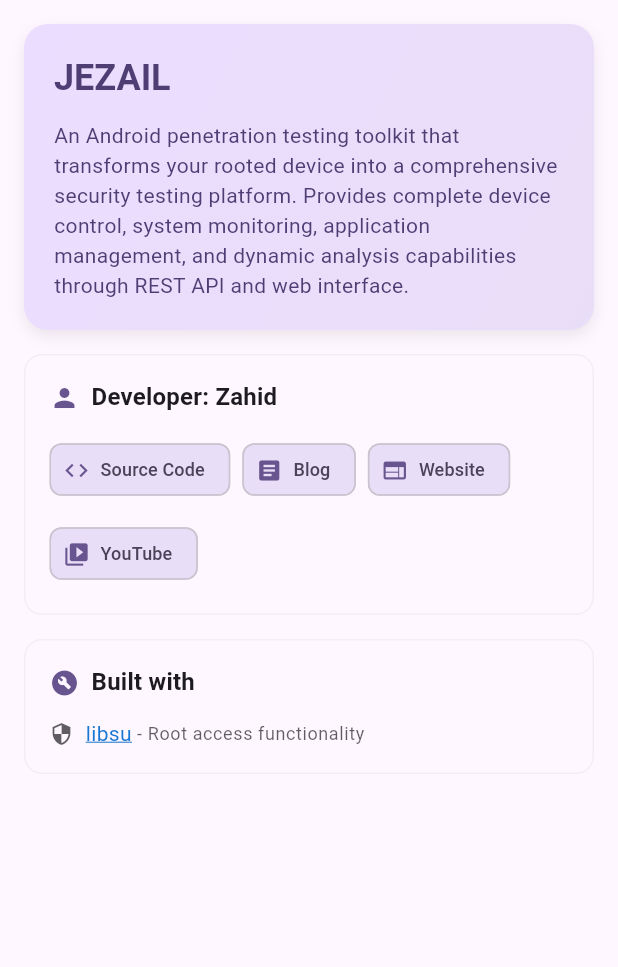
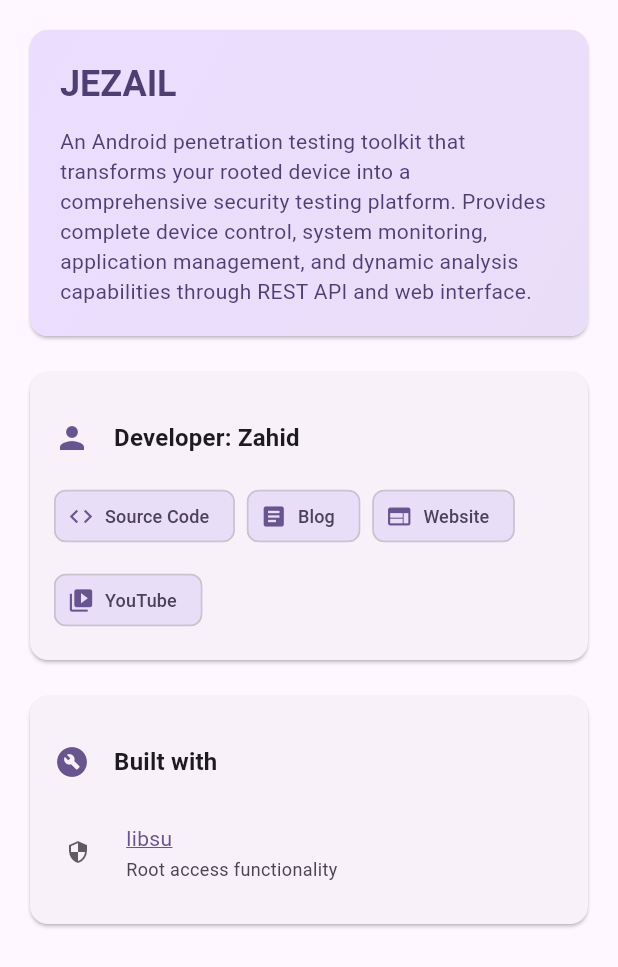
Before and after one commit to zahidaz/jezail_ui, a Flutter app: the AboutTab widget shown alone on an empty page, opened directly, on a phone screen of 412 x 824 dp. Shown: the top 967 px of the screen. Run offline on Flutter 3.47's test engine with Material 3 defaults, Android fonts, the phone set to English and light mode, and no system bars; our stand-ins replace file_picker, go_router, logger, web; missing offline and left inert: dart:js_interop; network calls fail.

Commit message:
fix: about tab

```diff
--- a/lib/presentation/tabs/about_tab.dart
+++ b/lib/presentation/tabs/about_tab.dart
@@ -4,6 +4,28 @@ import 'package:url_launcher/url_launcher.dart';
 
 class AboutTab extends StatelessWidget {
   const AboutTab({super.key});
+
+  static const _description =
+      'An Android penetration testing toolkit that transforms your rooted device into a comprehensive security testing platform. Provides complete device control, system monitoring, application management, and dynamic analysis capabilities through REST API and web interface.';
+
+  static const _links = [
+    _LinkData('Source Code', Icons.code, 'https://github.com/zahidaz/jezail'),
+    _LinkData('Blog', Icons.article, 'https://blog.azzahid.com'),
+    _LinkData('Website', Icons.web, 'https://azzahid.com'),
+    _LinkData(
+      'YouTube',
+      Icons.video_library,
+      'https://www.youtube.com/@xahidx',
+    ),
+  ];
+
+  static const _dependencies = [
+    _DependencyData(
+      'libsu',
+      'https://github.com/topjohnwu/libsu',
+      'Root access functionality',
+    ),
+  ];
 
   Future<void> _launchUrl(String url) async {
     final uri = Uri.parse(url);
@@ -12,45 +34,42 @@ class AboutTab extends StatelessWidget {
     }
   }
 
-  Widget _buildClickableText(String text, String url, BuildContext context) {
-    return MouseRegion(
-      cursor: SystemMouseCursors.click,
-      child: GestureDetector(
-        onTap: () => _launchUrl(url),
-        child: Text(
-          text,
-          style: Theme.of(context).textTheme.bodyMedium?.copyWith(
-            color: Colors.blue.shade700,
-            decoration: TextDecoration.underline,
-            decorationColor: Colors.blue.shade700,
+  @override
+  Widget build(BuildContext context) {
+    return SingleChildScrollView(
+      padding: const EdgeInsets.all(16.0),
+      child: Center(
+        child: ConstrainedBox(
+          constraints: const BoxConstraints(maxWidth: 600),
+          child: Column(
+            children: [
+              _AppOverviewCard(appName: appName, description: _description),
+              const SizedBox(height: 16),
+              _DeveloperCard(links: _links, onLinkTap: _launchUrl),
+              const SizedBox(height: 16),
+              _DependenciesCard(
+                dependencies: _dependencies,
+                onLinkTap: _launchUrl,
+              ),
+            ],
           ),
         ),
       ),
     );
   }
-
-  Widget _buildLinkChip({
-    required IconData icon,
-    required String label,
-    required String url,
-    required BuildContext context,
-  }) {
-    return ActionChip(
-      avatar: Icon(icon, size: 18),
-      label: Text(label),
-      onPressed: () => _launchUrl(url),
-      backgroundColor: Theme.of(context).colorScheme.secondaryContainer,
-      labelStyle: TextStyle(
-        color: Theme.of(context).colorScheme.onSecondaryContainer,
-        fontSize: 12,
-      ),
-    );
 }
 
-  Widget _buildAppOverview(BuildContext context) {
-    return Container(
+class _AppOverviewCard extends StatelessWidget {
+  const _AppOverviewCard({required this.appName, required this.description});
+
+  final String appName;
+  final String description;
+
+  @override
+  Widget build(BuildContext context) {
+    return Card(
+      child: Container(
         width: double.infinity,
-      padding: const EdgeInsets.all(20.0),
         decoration: BoxDecoration(
           gradient: LinearGradient(
             colors: [
@@ -60,15 +79,10 @@ class AboutTab extends StatelessWidget {
             begin: Alignment.topLeft,
             end: Alignment.bottomRight,
           ),
-        borderRadius: BorderRadius.circular(16),
-        boxShadow: [
-          BoxShadow(
-            color: Colors.black.withAlpha(20),
-            blurRadius: 8,
-            offset: const Offset(0, 4),
+          borderRadius: BorderRadius.circular(12),
         ),
-        ],
-      ),
+        child: Padding(
+          padding: const EdgeInsets.all(20.0),
           child: Column(
             crossAxisAlignment: CrossAxisAlignment.start,
             children: [
@@ -81,140 +95,11 @@ class AboutTab extends StatelessWidget {
               ),
               const SizedBox(height: 12),
               Text(
-            'An Android penetration testing toolkit that transforms your rooted device into a comprehensive security testing platform. Provides complete device control, system monitoring, application management, and dynamic analysis capabilities through REST API and web interface.',
+                description,
                 style: Theme.of(context).textTheme.bodyMedium?.copyWith(
                   color: Theme.of(context).colorScheme.onPrimaryContainer,
                 ),
               ),
-        ],
-      ),
-    );
-  }
-
-  Widget _buildDependenciesSection(BuildContext context) {
-    return _buildSection(
-      context: context,
-      icon: Icons.build_circle,
-      title: 'Built with',
-      child: Row(
-        children: [
-          Icon(
-            Icons.security,
-            size: 16,
-            color: Theme.of(context).colorScheme.onSurface.withAlpha(180),
-          ),
-          const SizedBox(width: 8),
-          _buildClickableText(
-            'libsu',
-            'https://github.com/topjohnwu/libsu',
-            context,
-          ),
-          Text(
-            ' - Root access functionality',
-            style: Theme.of(context).textTheme.bodySmall?.copyWith(
-              color: Theme.of(context).colorScheme.onSurface.withAlpha(180),
-            ),
-          ),
-        ],
-      ),
-    );
-  }
-
-  Widget _buildDeveloperSection(BuildContext context) {
-    return _buildSection(
-      context: context,
-      icon: Icons.person,
-      title: 'Developer: Zahid',
-      child: Wrap(
-        spacing: 8,
-        runSpacing: 8,
-        children: [
-          _buildLinkChip(
-            icon: Icons.code,
-            label: 'Source Code',
-            url: 'https://github.com/zahidaz/jezail',
-            context: context,
-          ),
-          _buildLinkChip(
-            icon: Icons.article,
-            label: 'Blog',
-            url: 'https://blog.azzahid.com',
-            context: context,
-          ),
-          _buildLinkChip(
-            icon: Icons.web,
-            label: 'Website',
-            url: 'https://azzahid.com',
-            context: context,
-          ),
-          _buildLinkChip(
-            icon: Icons.video_library,
-            label: 'YouTube',
-            url: 'https://www.youtube.com/@xahidx',
-            context: context,
-          ),
-        ],
-      ),
-    );
-  }
-
-  Widget _buildSection({
-    required BuildContext context,
-    required IconData icon,
-    required String title,
-    required Widget child,
-  }) {
-    return Container(
-      width: double.infinity,
-      padding: const EdgeInsets.all(16.0),
-      decoration: BoxDecoration(
-        color: Theme.of(context).colorScheme.surface,
-        borderRadius: BorderRadius.circular(12),
-        border: Border.all(
-          color: Theme.of(context).colorScheme.outline.withAlpha(20),
-        ),
-      ),
-      child: Column(
-        crossAxisAlignment: CrossAxisAlignment.start,
-        children: [
-          Row(
-            children: [
-              Icon(
-                icon,
-                size: 20,
-                color: Theme.of(context).colorScheme.primary,
-              ),
-              const SizedBox(width: 8),
-              Text(
-                title,
-                style: Theme.of(
-                  context,
-                ).textTheme.titleMedium?.copyWith(fontWeight: FontWeight.w600),
-              ),
-            ],
-          ),
-          const SizedBox(height: 12),
-          child,
-        ],
-      ),
-    );
-  }
-
-  @override
-  Widget build(BuildContext context) {
-    return SingleChildScrollView(
-      padding: const EdgeInsets.all(16.0),
-      child: Center(
-        child: ConstrainedBox(
-          constraints: const BoxConstraints(maxWidth: 600),
-          child: Column(
-            crossAxisAlignment: CrossAxisAlignment.start,
-            children: [
-              _buildAppOverview(context),
-              const SizedBox(height: 16),
-              _buildDeveloperSection(context),
-              const SizedBox(height: 16),
-              _buildDependenciesSection(context),
             ],
           ),
         ),
@@ -222,3 +107,135 @@ class AboutTab extends StatelessWidget {
     );
   }
 }
+
+class _DeveloperCard extends StatelessWidget {
+  const _DeveloperCard({required this.links, required this.onLinkTap});
+
+  final List<_LinkData> links;
+  final Future<void> Function(String) onLinkTap;
+
+  @override
+  Widget build(BuildContext context) {
+    return Card(
+      child: Padding(
+        padding: const EdgeInsets.all(16.0),
+        child: Column(
+          crossAxisAlignment: CrossAxisAlignment.start,
+          children: [
+            ListTile(
+              contentPadding: EdgeInsets.zero,
+              leading: Icon(
+                Icons.person,
+                color: Theme.of(context).colorScheme.primary,
+              ),
+              title: Text(
+                'Developer: Zahid',
+                style: Theme.of(
+                  context,
+                ).textTheme.titleMedium?.copyWith(fontWeight: FontWeight.w600),
+              ),
+            ),
+            Wrap(
+              spacing: 8,
+              runSpacing: 8,
+              children: links
+                  .map(
+                    (link) => ActionChip(
+                      avatar: Icon(link.icon, size: 18),
+                      label: Text(link.label),
+                      onPressed: () => onLinkTap(link.url),
+                      backgroundColor: Theme.of(
+                        context,
+                      ).colorScheme.secondaryContainer,
+                      labelStyle: TextStyle(
+                        color: Theme.of(
+                          context,
+                        ).colorScheme.onSecondaryContainer,
+                        fontSize: 12,
+                      ),
+                    ),
+                  )
+                  .toList(),
+            ),
+          ],
+        ),
+      ),
+    );
+  }
+}
+
+class _DependenciesCard extends StatelessWidget {
+  const _DependenciesCard({
+    required this.dependencies,
+    required this.onLinkTap,
+  });
+
+  final List<_DependencyData> dependencies;
+  final Future<void> Function(String) onLinkTap;
+
+  @override
+  Widget build(BuildContext context) {
+    return Card(
+      child: Padding(
+        padding: const EdgeInsets.all(16.0),
+        child: Column(
+          crossAxisAlignment: CrossAxisAlignment.start,
+          children: [
+            ListTile(
+              contentPadding: EdgeInsets.zero,
+              leading: Icon(
+                Icons.build_circle,
+                color: Theme.of(context).colorScheme.primary,
+              ),
+              title: Text(
+                'Built with',
+                style: Theme.of(
+                  context,
+                ).textTheme.titleMedium?.copyWith(fontWeight: FontWeight.w600),
+              ),
+            ),
+            ...dependencies.map(
+              (dep) => ListTile(
+                contentPadding: const EdgeInsets.only(left: 8.0),
+                leading: Icon(
+                  Icons.security,
+                  size: 16,
+                  color: Theme.of(context).colorScheme.onSurface.withAlpha(179),
+                ),
+                title: InkWell(
+                  onTap: () => onLinkTap(dep.url),
+                  child: Text(
+                    dep.name,
+                    style: Theme.of(context).textTheme.bodyMedium?.copyWith(
+                      color: Theme.of(context).colorScheme.primary,
+                      decoration: TextDecoration.underline,
+                      decorationColor: Theme.of(context).colorScheme.primary,
+                    ),
+                  ),
+                ),
+                subtitle: Text(dep.description),
+                dense: true,
+              ),
+            ),
+          ],
+        ),
+      ),
+    );
+  }
+}
+
+class _LinkData {
+  const _LinkData(this.label, this.icon, this.url);
+
+  final String label;
+  final IconData icon;
+  final String url;
+}
+
+class _DependencyData {
+  const _DependencyData(this.name, this.url, this.description);
+
+  final String name;
+  final String url;
+  final String description;
+}
```
Lines whose indentation alone changed are shown as unchanged.
